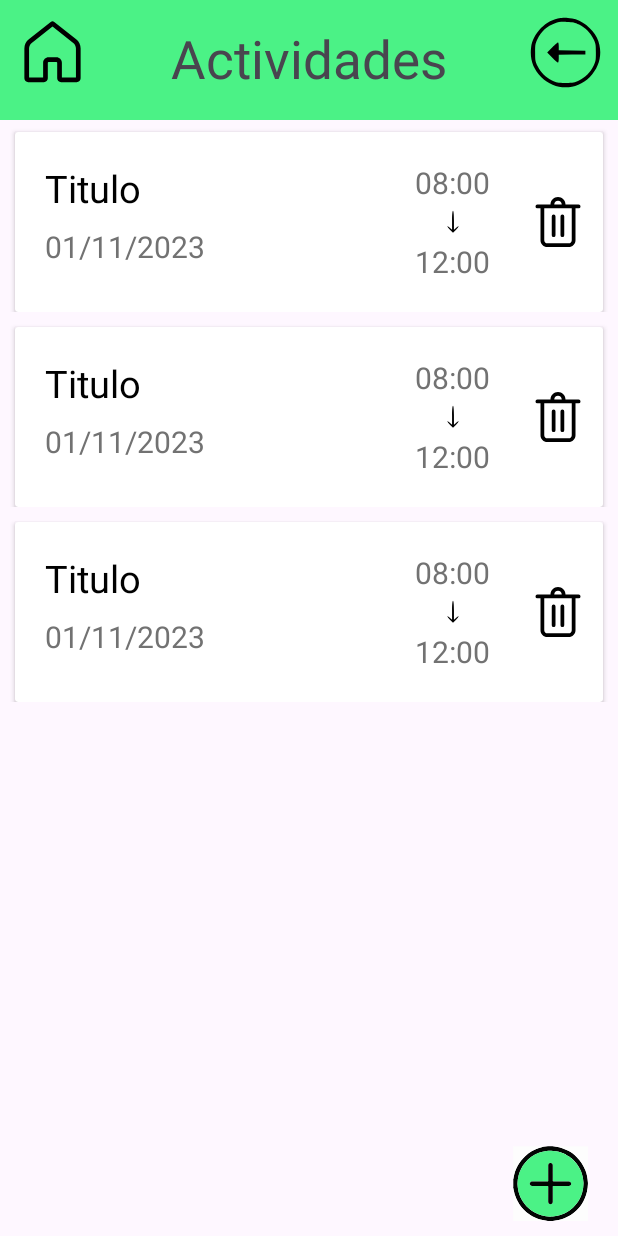
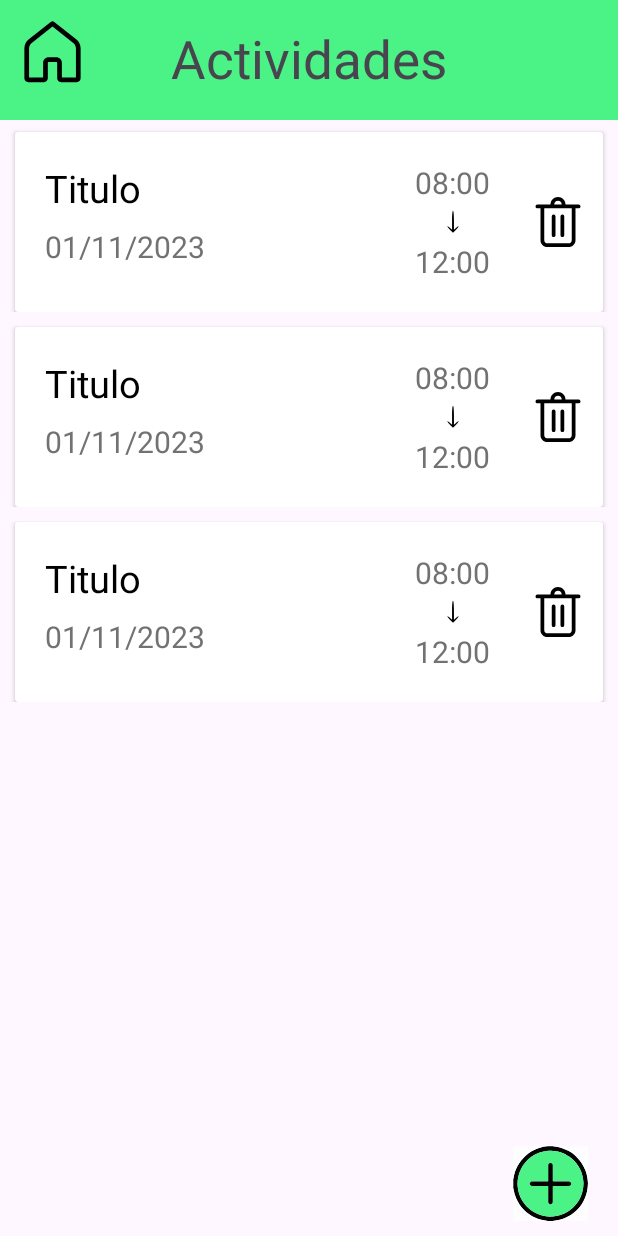
Before and after one commit to marianZamorano/Los-Delay, an Android app: the layout activity_pantalla_principal_actividades.xml on its own in the app's theme, with its tools: preview values and no code run, on a phone screen of 412 x 824 dp. Run offline under Robolectric (Android 15) with nearby library versions, the phone set to English and light mode, and no system bars.

Commit message:
Pantalla Principal a PantallaPrincipalActividades

```diff
--- a/app/src/main/res/layout/activity_pantalla_principal_actividades.xml
+++ b/app/src/main/res/layout/activity_pantalla_principal_actividades.xml
@@ -49,17 +49,6 @@
         app:layout_constraintBottom_toBottomOf="parent"
         app:layout_constraintEnd_toEndOf="parent" />
 
-    <ImageView
-        android:id="@+id/boton_volver_atras"
-        android:layout_width="50dp"
-        android:layout_height="50dp"
-        android:background="@drawable/boton_volver_atras"
-        app:layout_constraintTop_toTopOf="parent"
-        app:layout_constraintRight_toRightOf="parent"
-        android:layout_marginEnd="10dp"
-        android:layout_marginTop="10dp"
-        android:contentDescription="@string/boton_para_volver_atras" />
-
     <LinearLayout
         android:layout_width="match_parent"
         android:layout_height="wrap_content"
```
Also changed, not shown: app/src/main/java/com/example/myfamilyspace/PantallaPrincipal.kt (+15 -1 lines), app/src/main/java/com/example/myfamilyspace/PantallaPrincipalActividades.kt (+11 -1 lines).
